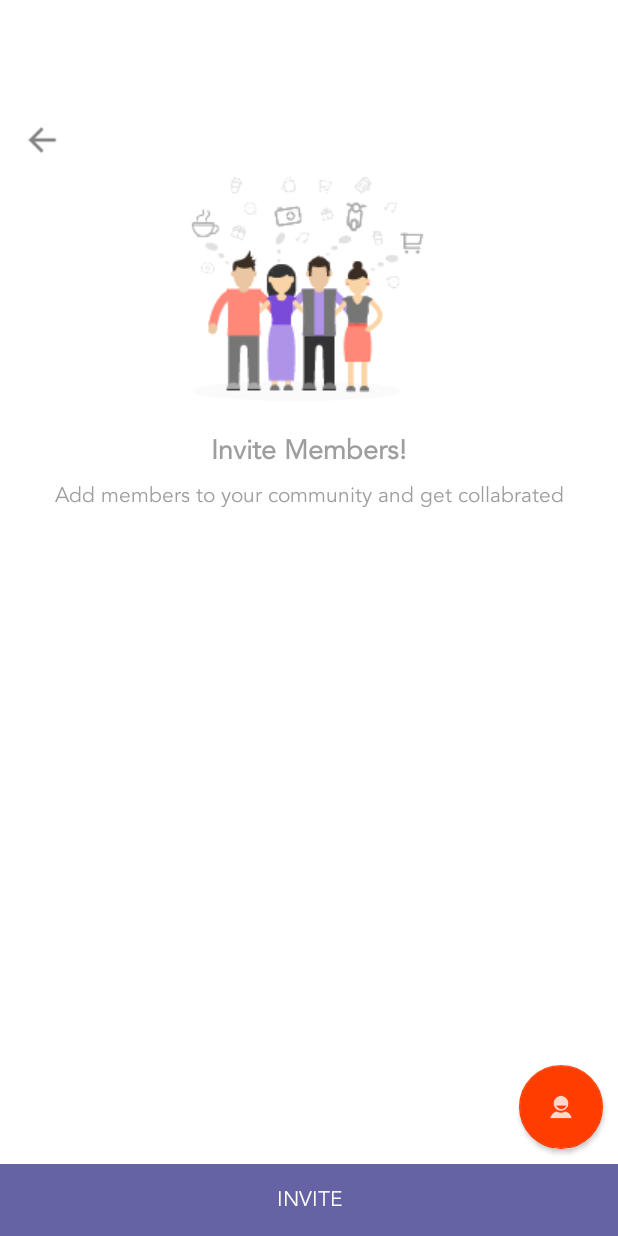
After one commit to gprasaadgit/communify, an Android app: the layout activity_invite_users.xml on its own in the app's theme, with its tools: preview values and no code run, on a phone screen of 412 x 824 dp. The commit adds this screen. Run offline under Robolectric (Android 15) with nearby library versions, the phone set to English and light mode, and no system bars.

Commit message:
invite friends

```diff
--- /dev/null
+++ b/app/src/main/res/layout/activity_invite_users.xml
@@ -0,0 +1,116 @@
+<?xml version="1.0" encoding="utf-8"?>
+<LinearLayout xmlns:android="http://schemas.android.com/apk/res/android"
+    xmlns:app="http://schemas.android.com/apk/res-auto"
+    android:id="@+id/sign_in_form"
+    android:layout_width="match_parent"
+    android:layout_height="match_parent"
+    android:background="@color/colorWhite"
+    android:orientation="vertical">
+
+    <LinearLayout
+        android:id="@+id/lay1"
+        android:layout_width="match_parent"
+        android:layout_height="0dp"
+        android:layout_weight="1"
+        android:gravity="center_vertical|center_horizontal"
+        android:orientation="vertical"
+        android:weightSum="1">
+
+        <ImageView
+            android:layout_width="25dp"
+            android:layout_height="25dp"
+            android:layout_gravity="left"
+            android:layout_marginLeft="15dp"
+            android:src="@drawable/navigation_back_gray" />
+
+        <ImageView
+            android:layout_width="wrap_content"
+            android:layout_height="wrap_content"
+            android:layout_marginBottom="10dp"
+            android:layout_marginLeft="15dp"
+            android:layout_marginRight="15dp"
+            android:src="@drawable/invite_friends" />
+
+        <TextView
+            android:id="@+id/textView1"
+            android:layout_width="match_parent"
+            android:layout_height="wrap_content"
+            android:layout_marginBottom="10dp"
+            android:layout_marginLeft="15dp"
+            android:layout_marginRight="15dp"
+            android:text="@string/act_view_invite_mem_title"
+            android:textAlignment="center"
+            android:textColor="@color/colorGray1"
+            android:textSize="18sp"
+            android:textStyle="bold" />
+
+        <TextView
+            android:id="@+id/tview_invite_desc"
+            android:layout_width="match_parent"
+            android:layout_height="wrap_content"
+            android:layout_marginBottom="10dp"
+            android:layout_marginLeft="15dp"
+            android:layout_marginRight="15dp"
+            android:text="@string/act_view_invite_mem_desc"
+            android:textAlignment="center"
+            android:textColor="@color/colorGray1"
+            android:textSize="14sp" />
+
+    </LinearLayout>
+
+    <LinearLayout
+        android:id="@+id/sign_in_panel"
+        android:layout_width="match_parent"
+        android:layout_height="0dp"
+        android:layout_weight="0.80"
+        android:gravity="bottom"
+        android:orientation="vertical">
+
+        <ScrollView
+            android:layout_width="match_parent"
+            android:layout_height="match_parent"
+            android:fillViewport="true">
+
+            <RelativeLayout
+                android:id="@+id/lay_scroller"
+                android:layout_width="match_parent"
+                android:layout_height="match_parent"
+                android:layout_weight="1">
+
+                <ListView
+                    android:id="@+id/list_selected_members"
+                    android:layout_width="match_parent"
+                    android:layout_height="wrap_content"></ListView>
+
+                <android.support.design.widget.FloatingActionButton
+                    android:id="@+id/fab_"
+                    android:layout_width="wrap_content"
+                    android:layout_height="wrap_content"
+                    android:layout_alignParentBottom="true"
+                    android:layout_alignParentRight="true"
+                    android:layout_margin="10dp"
+                    android:src="@drawable/ic_members"
+                    app:backgroundTint="@color/colorOrange1"
+                    app:elevation="2dp" />
+
+            </RelativeLayout>
+
+        </ScrollView>
+
+    </LinearLayout>
+
+    <LinearLayout
+        android:layout_width="fill_parent"
+        android:layout_height="48dp">
+
+        <Button
+            android:id="@+id/btn_cancel"
+            style="@style/Widget.AppCompat.Button.Borderless"
+            android:layout_width="match_parent"
+            android:layout_height="wrap_content"
+            android:background="@color/colorPrimary"
+            android:text="@string/act_view_invite_mem_btn"
+            android:textColor="@android:color/white" />
+    </LinearLayout>
+
+</LinearLayout>
--- a/app/src/main/res/values/strings.xml
+++ b/app/src/main/res/values/strings.xml
@@ -107,4 +107,9 @@
     <string name="act_view_profile_infants">Infants</string>
     <string name="act_view_profile_phone">Phone</string>
     <string name="act_view_profile_email">Email</string>
+
+    <!-- Invite users -->
+    <string name="act_view_invite_mem_title">Invite Members!</string>
+    <string name="act_view_invite_mem_btn">Invite</string>
+    <string name="act_view_invite_mem_desc">Add members to your community and get collabrated</string>
 </resources>
```
Also changed, not shown: app/src/main/java/com/gap22/community/apartment/InviteUsers.java (added, +16 -0 lines), app/src/main/res/layout/listitem_invite_members.xml (added, +53 -0 lines), app/src/main/res/drawable/delete_red.png (added), app/src/main/res/drawable/ic_members.png (added), app/src/main/res/drawable/invite_friends.png (added), app/src/main/res/drawable/navigation_back_gray.png (added).
